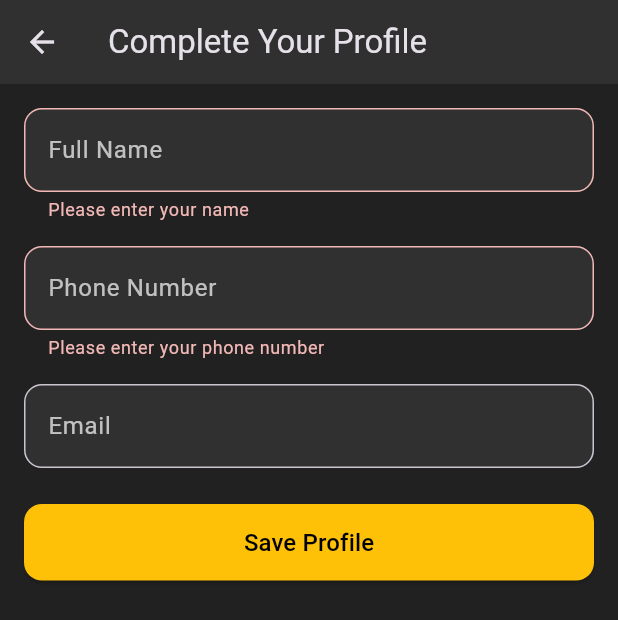
After one commit to Sharanmalali/interntask, a Flutter app: the SetupCustomerProfilePage screen opened directly, after a tap on "Save Profile", on a phone screen of 412 x 824 dp. The commit adds this screen. Shown: the top 620 px of the screen. Run offline on Flutter 3.47's test engine with Material 3 defaults, Android fonts, the phone set to English and light mode, and no system bars; our stand-ins replace cloud_firestore, firebase_auth, firebase_core, google_sign_in; accounts and stored records are empty; network calls fail.

Commit message:
CUSTOMER PROFILE PAGE ADDED

```diff
--- /dev/null
+++ b/lib/customerscreens/setup_customer_profile_page.dart
@@ -0,0 +1,151 @@
+import 'package:flutter/material.dart';
+import 'package:http/http.dart' as http;
+import 'dart:convert';
+import 'package:firebase_auth/firebase_auth.dart';
+
+class SetupCustomerProfilePage extends StatefulWidget {
+  const SetupCustomerProfilePage({super.key});
+
+  @override
+  _SetupCustomerProfilePageState createState() => _SetupCustomerProfilePageState();
+}
+
+class _SetupCustomerProfilePageState extends State<SetupCustomerProfilePage> {
+  final _formKey = GlobalKey<FormState>();
+  bool _isLoading = false;
+
+  final nameController = TextEditingController();
+  final phoneController = TextEditingController();
+  final emailController = TextEditingController();
+
+  @override
+  void initState() {
+    super.initState();
+    // Pre-fill email from Firebase user
+    final user = FirebaseAuth.instance.currentUser;
+    if (user != null && user.email != null) {
+      emailController.text = user.email!;
+    }
+  }
+
+  Future<void> _createProfile() async {
+    if (!_formKey.currentState!.validate()) return;
+
+    setState(() => _isLoading = true);
+
+    final user = FirebaseAuth.instance.currentUser;
+    if (user == null) {
+      ScaffoldMessenger.of(context).showSnackBar(
+        const SnackBar(content: Text("Error: You are not logged in.")),
+      );
+      setState(() => _isLoading = false);
+      return;
+    }
+
+    try {
+      final idToken = await user.getIdToken(true);
+      final url = Uri.parse('http://10.187.64.208:3000/api/customers/profile');
+
+      final response = await http.post(
+        url,
+        headers: {
+          'Content-Type': 'application/json',
+          'Authorization': 'Bearer $idToken',
+        },
+        body: json.encode({
+          'name': nameController.text,
+          'phone': phoneController.text,
+        }),
+      );
+
+      if (mounted) {
+        if (response.statusCode == 201) {
+          ScaffoldMessenger.of(context).showSnackBar(
+            const SnackBar(content: Text("✅ Profile created successfully!")),
+          );
+          Navigator.pop(context, true); // Pop with 'true' to signal success
+        } else {
+          final errorBody = json.decode(response.body);
+          ScaffoldMessenger.of(context).showSnackBar(
+            SnackBar(content: Text("❌ Error: ${errorBody['error']}")),
+          );
+        }
+      }
+    } catch (e) {
+      if (mounted) {
+        ScaffoldMessenger.of(context).showSnackBar(
+          SnackBar(content: Text("❌ An error occurred: $e")),
+        );
+      }
+    } finally {
+      if (mounted) {
+        setState(() => _isLoading = false);
+      }
+    }
+  }
+
+  InputDecoration _buildInputDecoration(String label) {
+    return InputDecoration(
+      labelText: label,
+      labelStyle: const TextStyle(color: Colors.white70),
+      filled: true,
+      fillColor: Colors.grey[850],
+      border: OutlineInputBorder(borderRadius: BorderRadius.circular(12)),
+    );
+  }
+
+  @override
+  Widget build(BuildContext context) {
+    return Scaffold(
+      backgroundColor: Colors.grey[900],
+      appBar: AppBar(
+        title: const Text('Complete Your Profile'),
+        backgroundColor: Colors.grey[850],
+      ),
+      body: Padding(
+        padding: const EdgeInsets.all(16.0),
+        child: Form(
+          key: _formKey,
+          child: ListView(
+            children: [
+              TextFormField(
+                controller: nameController,
+                decoration: _buildInputDecoration('Full Name'),
+                style: const TextStyle(color: Colors.white),
+                validator: (value) => value!.isEmpty ? 'Please enter your name' : null,
+              ),
+              const SizedBox(height: 16),
+              TextFormField(
+                controller: phoneController,
+                decoration: _buildInputDecoration('Phone Number'),
+                keyboardType: TextInputType.phone,
+                style: const TextStyle(color: Colors.white),
+                validator: (value) => value!.isEmpty ? 'Please enter your phone number' : null,
+              ),
+              const SizedBox(height: 16),
+              TextFormField(
+                controller: emailController,
+                decoration: _buildInputDecoration('Email'),
+                readOnly: true, // Email is not editable
+                style: const TextStyle(color: Colors.white54),
+              ),
+              const SizedBox(height: 24),
+              ElevatedButton(
+                onPressed: _isLoading ? null : _createProfile,
+                style: ElevatedButton.styleFrom(
+                  backgroundColor: Colors.amber,
+                  foregroundColor: Colors.black,
+                  padding: const EdgeInsets.symmetric(vertical: 14),
+                  shape: RoundedRectangleBorder(borderRadius: BorderRadius.circular(12)),
+                ),
+                child: _isLoading
+                    ? const CircularProgressIndicator(color: Colors.black)
+                    : const Text('Save Profile', style: TextStyle(fontSize: 16)),
+              ),
+            ],
+          ),
+        ),
+      ),
+    );
+  }
+}
```
Also changed, not shown: lib/customerscreens/customer_profile_page.dart (added, +209 -0 lines), lib/customerscreens/edit_customer_profile_page.dart (added, +151 -0 lines), lib/customerscreens/home_page.dart (+29 -24 lines), 2 other files.
